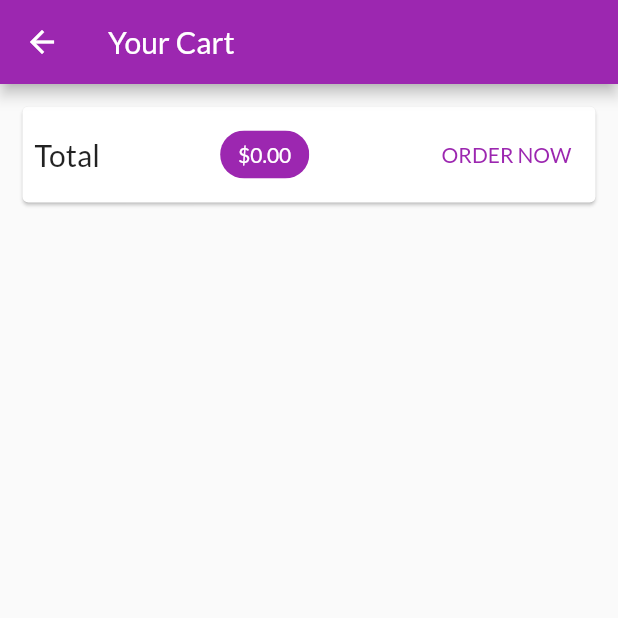
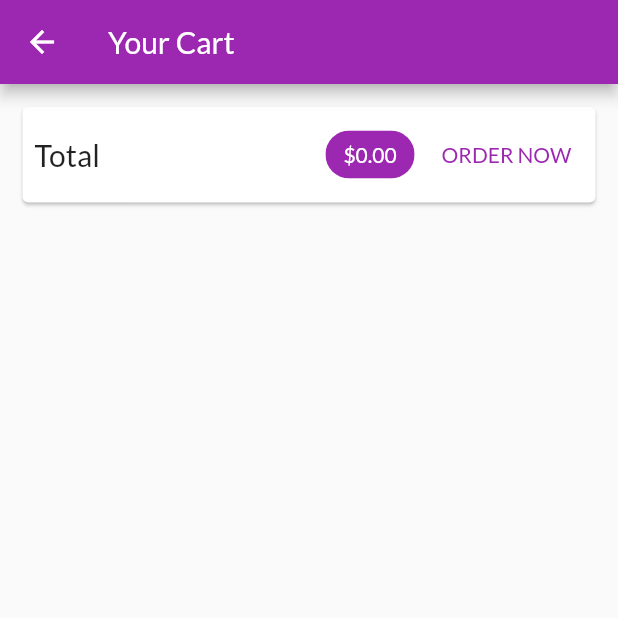
Before and after one commit to justindarmawan/flutter_shop_app, a Flutter app: the CartScreen screen opened by its route, on a phone screen of 412 x 824 dp, the top half of it. Run offline on Flutter 3.47's test engine with Material 2 defaults, Android fonts, the phone set to English and light mode, and no system bars; network calls fail.

```diff
--- a/lib/screens/cart_screen.dart
+++ b/lib/screens/cart_screen.dart
@@ -29,7 +29,7 @@ class CartScreen extends StatelessWidget {
                       fontSize: 20,
                     ),
                   ),
-                  // Spacer(),
+                  Spacer(),
                   Chip(
                     label: Text(
                       '\$${cart.totalAmount.toStringAsFixed(2)}',
@@ -40,6 +40,9 @@ class CartScreen extends StatelessWidget {
                               .color),
                     ),
                     backgroundColor: Theme.of(context).primaryColor,
+                  ),
+                  SizedBox(
+                    width: 10,
                   ),
                   TextButton(
                     onPressed: () {
```
Also changed, not shown: lib/widgets/cart_item.dart (+23 -0 lines).
